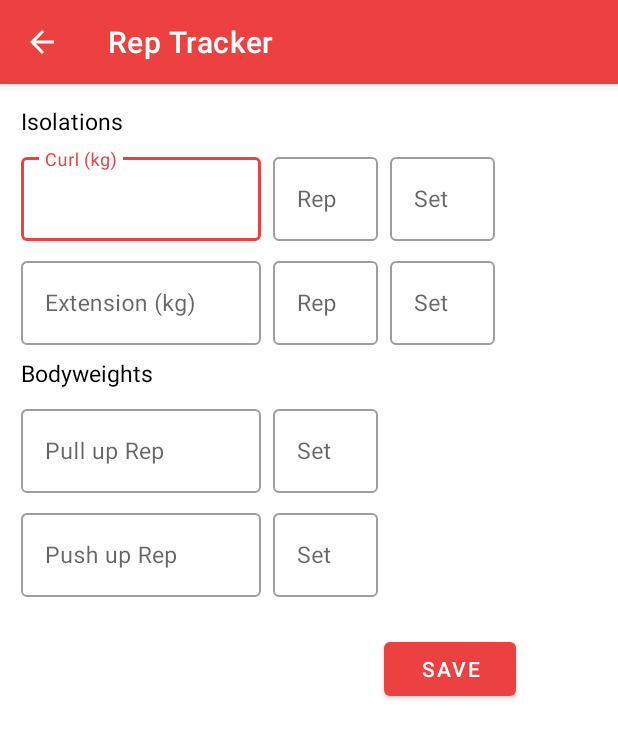
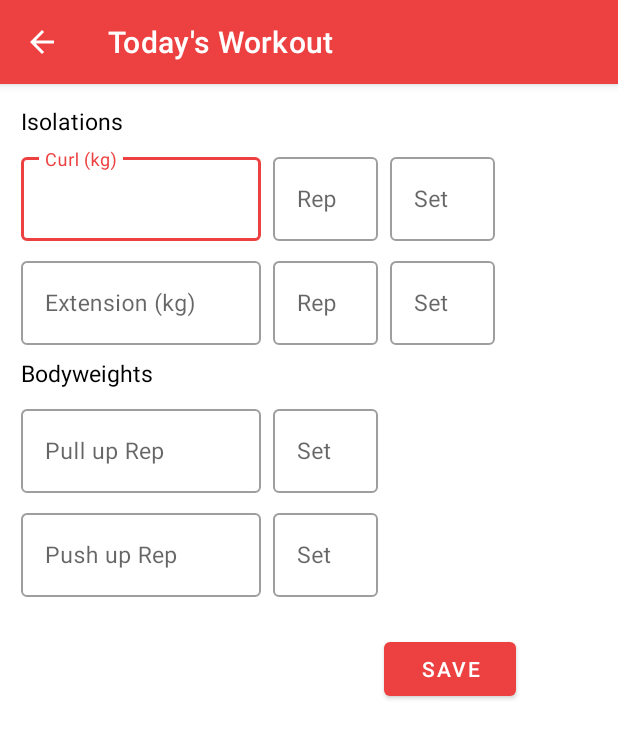
Before and after one commit to izzatismail/Rep-Tracker, an Android app: the MoreAddNewRepActivity screen opened directly, with no data from a screen before it, on a phone screen of 412 x 824 dp. Shown: the top 738 px of the screen. Run offline under Robolectric (Android 15) with nearby library versions, the phone set to English and light mode, and no system bars; our stand-ins replace Room's generated code.

Commit message:
Activity Title Fixes

```diff
--- a/app/src/main/java/com/izzatismail/reptracker/Activities/MoreAddNewRepActivity.java
+++ b/app/src/main/java/com/izzatismail/reptracker/Activities/MoreAddNewRepActivity.java
@@ -52,6 +52,8 @@ public class MoreAddNewRepActivity extends AppCompatActivity implements View.OnC
 
         getFromIntent();
         initWidgets();
+
+        setTitle(R.string.new_data);
     }
 
     private void getFromIntent() {
```
